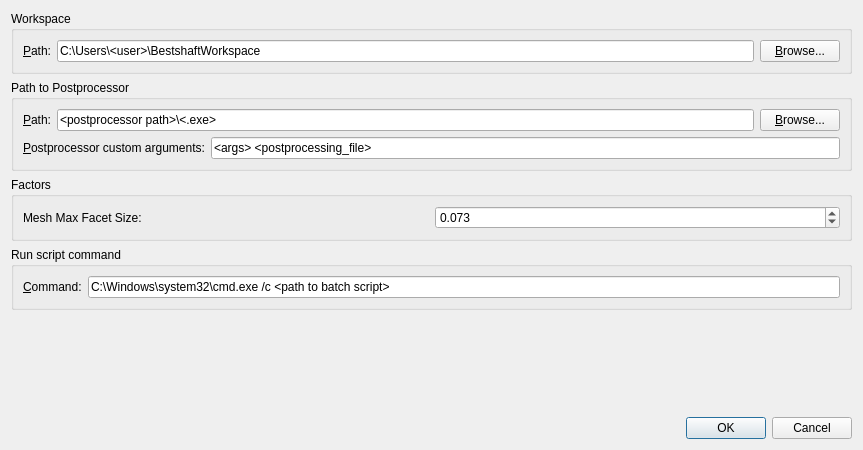
This is extension/src/settingsdialog.ui in f55desu/bestshaft as Qt 5 draws it before an edit. The edited form follows.
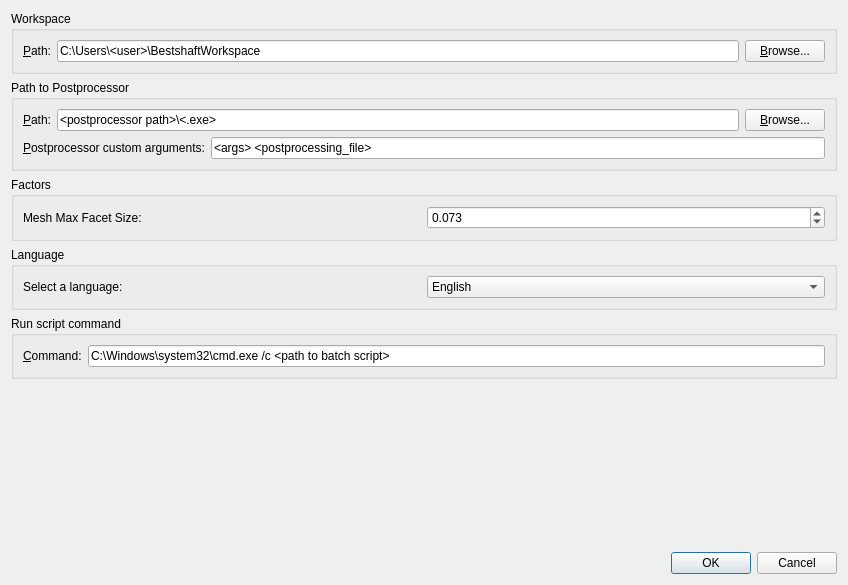
This is the edited form.

Commit message: Translations for english, japanese, russian, german, chinese, italian; TODO: Make it change the interface language

Patch:
```diff
--- a/extension/src/settingsdialog.ui
+++ b/extension/src/settingsdialog.ui
@@ -6,8 +6,8 @@
    <rect>
     <x>0</x>
     <y>0</y>
-    <width>863</width>
-    <height>450</height>
+    <width>848</width>
+    <height>585</height>
    </rect>
   </property>
   <property name="windowTitle">
@@ -175,6 +175,75 @@
      </layout>
     </widget>
    </item>
+   <item>
+    <widget class="QGroupBox" name="groupBox_5">
+     <property name="title">
+      <string>Language</string>
+     </property>
+     <layout class="QHBoxLayout" name="horizontalLayout_8">
+      <item>
+       <layout class="QHBoxLayout" name="horizontalLayout_9">
+        <item>
+         <widget class="QLabel" name="label_8">
+          <property name="sizePolicy">
+           <sizepolicy hsizetype="Minimum" vsizetype="Minimum">
+            <horstretch>0</horstretch>
+            <verstretch>0</verstretch>
+           </sizepolicy>
+          </property>
+          <property name="baseSize">
+           <size>
+            <width>0</width>
+            <height>0</height>
+           </size>
+          </property>
+          <property name="lineWidth">
+           <number>1</number>
+          </property>
+          <property name="text">
+           <string>Select a language:</string>
+          </property>
+         </widget>
+        </item>
+        <item>
+         <widget class="QComboBox" name="comboBox">
+          <item>
+           <property name="text">
+            <string>English</string>
+           </property>
+          </item>
+          <item>
+           <property name="text">
+            <string>Русский язык</string>
+           </property>
+          </item>
+          <item>
+           <property name="text">
+            <string>Deutsch</string>
+           </property>
+          </item>
+          <item>
+           <property name="text">
+            <string>日本語</string>
+           </property>
+          </item>
+          <item>
+           <property name="text">
+            <string>Italiano</string>
+           </property>
+          </item>
+          <item>
+           <property name="text">
+            <string>简体中文</string>
+           </property>
+          </item>
+         </widget>
+        </item>
+       </layout>
+      </item>
+     </layout>
+    </widget>
+   </item>
    <item>
     <widget class="QGroupBox" name="groupBox">
      <property name="title">
```
The commit also changes 11 other files.
